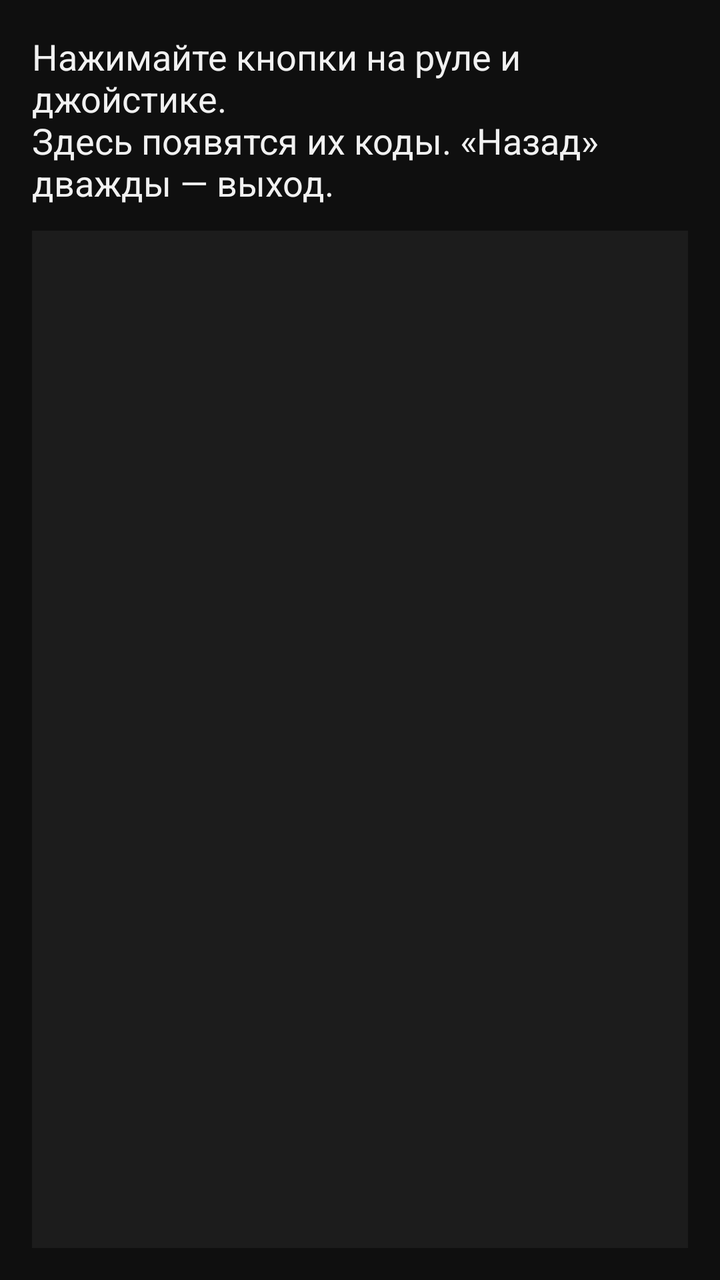
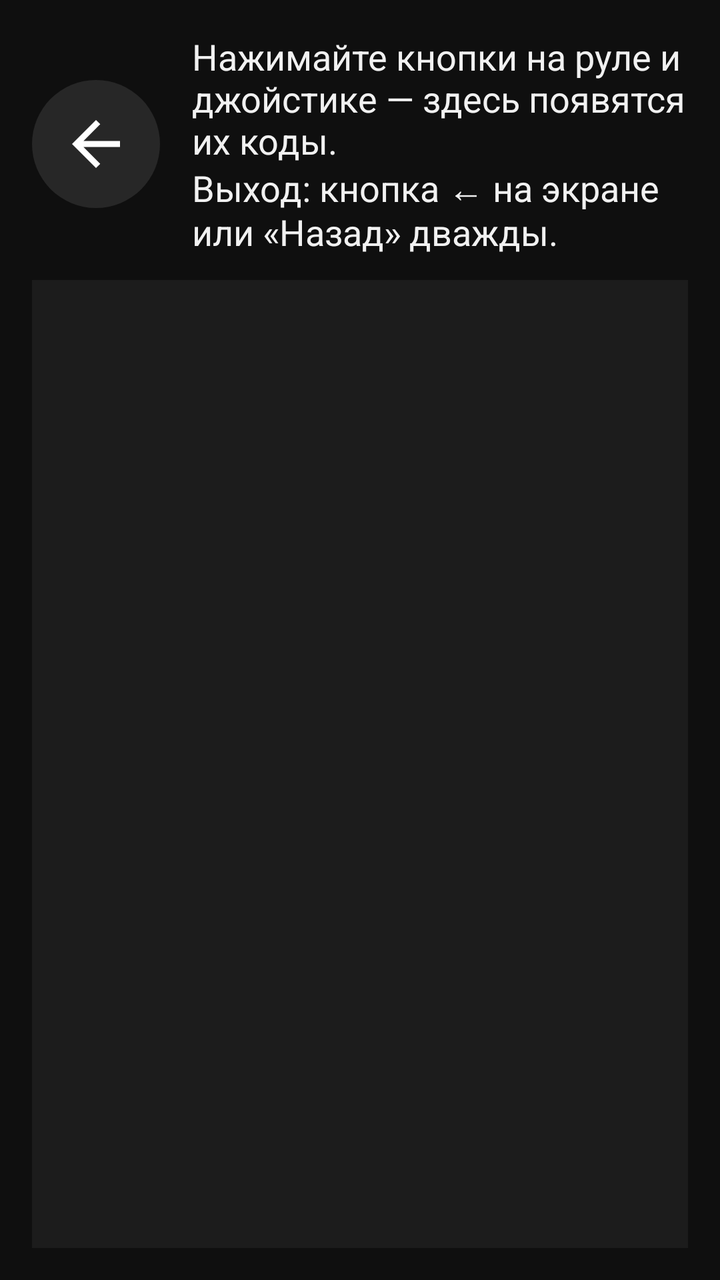

An Android layout rendered at two revisions. The XML below is the earlier revision; the diff shows what the commit changed to produce the second picture.
<!-- AndroidManifest.xml: application theme Theme.A6 -->
<!-- res/layout/activity_key_test.xml -->
<?xml version="1.0" encoding="utf-8"?>
<LinearLayout xmlns:android="http://schemas.android.com/apk/res/android"
    android:layout_width="match_parent"
    android:layout_height="match_parent"
    android:orientation="vertical"
    android:padding="16dp">

    <TextView
        android:layout_width="match_parent"
        android:layout_height="wrap_content"
        android:text="Нажимайте кнопки на руле и джойстике.\nЗдесь появятся их коды. «Назад» дважды — выход."
        android:textColor="@color/text"
        android:textSize="18sp" />

    <ScrollView
        android:id="@+id/scroll"
        android:layout_width="match_parent"
        android:layout_height="0dp"
        android:layout_marginTop="12dp"
        android:layout_weight="1"
        android:background="@color/surface">

        <TextView
            android:id="@+id/log"
            android:layout_width="match_parent"
            android:layout_height="wrap_content"
            android:fontFamily="monospace"
            android:padding="12dp"
            android:textColor="@color/text"
            android:textSize="15sp" />
    </ScrollView>
</LinearLayout>
<!-- resources referenced by this layout -->
<resources>
  <color name="surface">#1C1C1C</color>
  <color name="text">#F1F1F1</color>
  <style name="Theme.A6" parent="android:Theme.Material.NoActionBar">
          <item name="android:windowBackground">@color/bg</item>
          <item name="android:colorBackground">@color/bg</item>
          <item name="android:colorPrimary">@color/surface</item>
          <item name="android:colorPrimaryDark">@android:color/black</item>
          <item name="android:colorAccent">@color/accent</item>
          <item name="android:statusBarColor">@android:color/black</item>
          <item name="android:navigationBarColor">@android:color/black</item>
          <item name="android:textColorPrimary">@color/text</item>
          <item name="android:textColorSecondary">@color/text2</item>
          <item name="android:windowAnimationStyle">@null</item>
          <item name="android:windowContentTransitions">false</item>
          <item name="android:alertDialogTheme">@style/Dialog.A6</item>
      </style>
  <color name="bg">#0F0F0F</color>
  <color name="accent">#FF0033</color>
  <color name="text2">#AAAAAA</color>
  <style name="Dialog.A6" parent="android:Theme.Material.Dialog.Alert">
          <item name="android:colorAccent">@color/focus</item>
          <item name="android:textSize">20sp</item>
          <item name="android:windowBackground">@color/surface</item>
      </style>
  <color name="focus">#FFD600</color>
</resources>

<!-- the commit's change to res/layout/activity_key_test.xml (unified diff, before → after) -->
@@ -5,12 +5,29 @@
     android:orientation="vertical"
     android:padding="16dp">
 
-    <TextView
+    <LinearLayout
         android:layout_width="match_parent"
         android:layout_height="wrap_content"
-        android:text="Нажимайте кнопки на руле и джойстике.\nЗдесь появятся их коды. «Назад» дважды — выход."
-        android:textColor="@color/text"
-        android:textSize="18sp" />
+        android:gravity="center_vertical"
+        android:orientation="horizontal">
+
+        <ImageButton
+            android:id="@+id/btnBack"
+            style="@style/CtrlBtn"
+            android:layout_width="@dimen/btn_h"
+            android:layout_height="@dimen/btn_h"
+            android:contentDescription="Назад"
+            android:src="@drawable/ic_back" />
+
+        <TextView
+            android:layout_width="0dp"
+            android:layout_height="wrap_content"
+            android:layout_marginStart="16dp"
+            android:layout_weight="1"
+            android:text="Нажимайте кнопки на руле и джойстике — здесь появятся их коды.\nВыход: кнопка ← на экране или «Назад» дважды."
+            android:textColor="@color/text"
+            android:textSize="18sp" />
+    </LinearLayout>
 
     <ScrollView
         android:id="@+id/scroll"
<!-- resource entries referenced after the edit -->
@@ -2,6 +2,21 @@
 <resources>
   <color name="surface">#1C1C1C</color>
   <color name="text">#F1F1F1</color>
+  <dimen name="btn_h">64dp</dimen>
+  <!-- drawable ic_back (drawable) -->
+  <?xml version="1.0" encoding="utf-8"?>
+  <vector xmlns:android="http://schemas.android.com/apk/res/android" android:width="24dp" android:height="24dp" android:viewportWidth="24" android:viewportHeight="24" android:autoMirrored="true">
+      <path android:fillColor="#FFFFFFFF" android:pathData="M20,11H7.83l5.59,-5.59L12,4l-8,8 8,8 1.41,-1.41L7.83,13H20v-2z" />
+  </vector>
+  <style name="CtrlBtn">
+          <item name="android:layout_width">@dimen/ctrl</item>
+          <item name="android:layout_height">@dimen/ctrl</item>
+          <item name="android:padding">14dp</item>
+          <item name="android:scaleType">fitCenter</item>
+          <item name="android:background">@drawable/bg_ctrl</item>
+          <item name="android:focusable">true</item>
+          <item name="android:clickable">true</item>
+      </style>
   <style name="Theme.A6" parent="android:Theme.Material.NoActionBar">
           <item name="android:windowBackground">@color/bg</item>
           <item name="android:colorBackground">@color/bg</item>
@@ -16,6 +31,20 @@
           <item name="android:windowContentTransitions">false</item>
           <item name="android:alertDialogTheme">@style/Dialog.A6</item>
       </style>
+  <dimen name="ctrl">76dp</dimen>
+  <!-- drawable bg_ctrl (drawable) -->
+  <?xml version="1.0" encoding="utf-8"?>
+  <selector xmlns:android="http://schemas.android.com/apk/res/android">
+      <item android:state_focused="true">
+          <shape android:shape="oval"><solid android:color="@color/focus_bg" /><stroke android:width="3dp" android:color="@color/focus" /></shape>
+      </item>
+      <item android:state_pressed="true">
+          <shape android:shape="oval"><solid android:color="#3A3A3A" /></shape>
+      </item>
+      <item>
+          <shape android:shape="oval"><solid android:color="@color/surface2" /></shape>
+      </item>
+  </selector>
   <color name="bg">#0F0F0F</color>
   <color name="accent">#FF0033</color>
   <color name="text2">#AAAAAA</color>
@@ -24,6 +53,8 @@
           <item name="android:textSize">20sp</item>
           <item name="android:windowBackground">@color/surface</item>
       </style>
+  <color name="focus_bg">#33FFD600</color>
   <color name="focus">#FFD600</color>
+  <color name="surface2">#272727</color>
 </resources>
 
